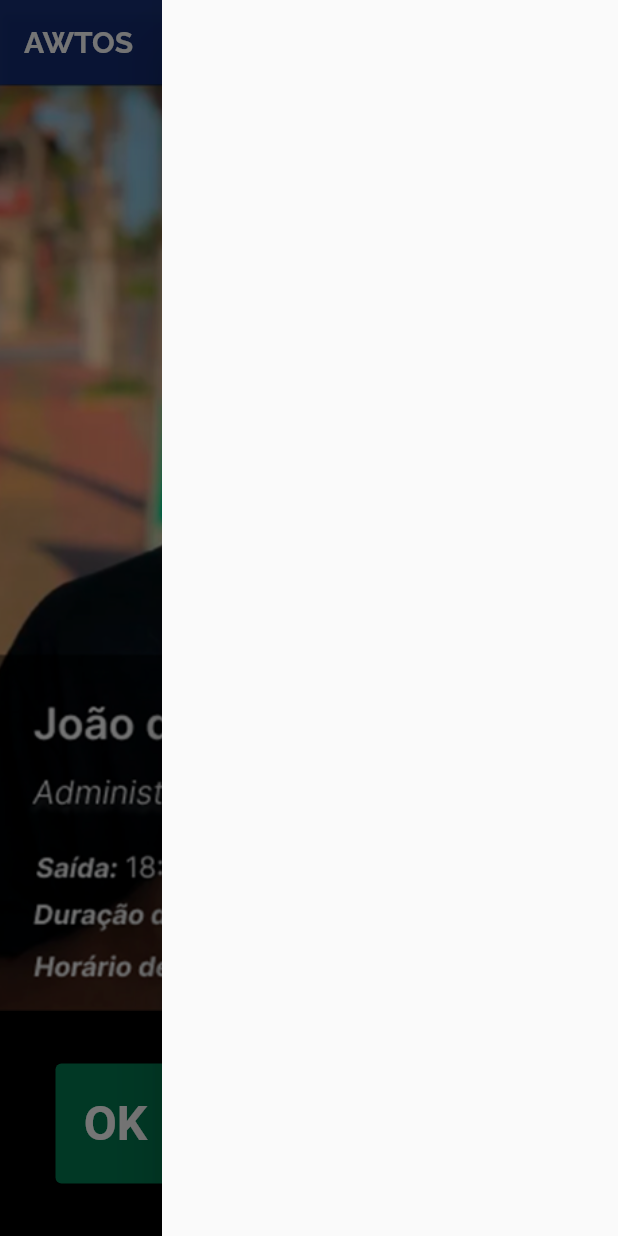
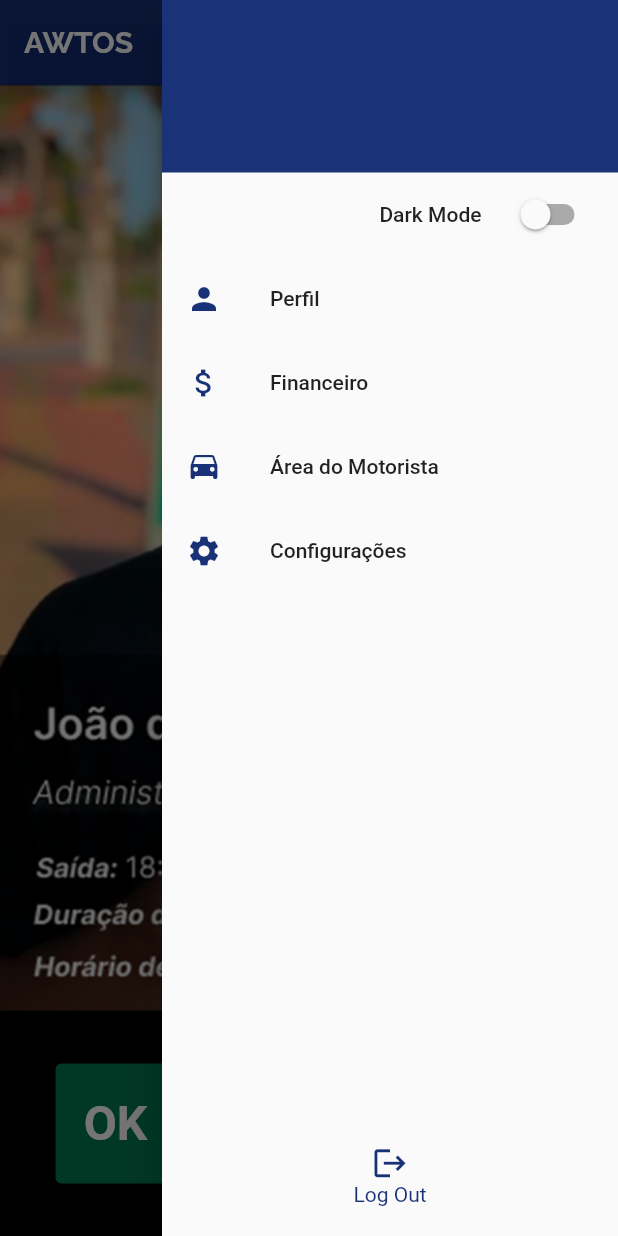
Before and after one commit to imxder/awtos, a Flutter app: the Passageiros screen opened directly, with the side drawer open, on a phone screen of 412 x 824 dp. Run offline on Flutter 3.47's test engine with Material 2 defaults, Android fonts, the phone set to English and light mode, and no system bars; our stand-ins replace google_maps_flutter.

Commit message:
finalizando telas

```diff
--- a/lib/menu/NavBar.dart
+++ b/lib/menu/NavBar.dart
@@ -1,3 +1,4 @@
+import 'package:awtos/login/login.view.dart';
 import 'package:flutter/material.dart';
 
 class NavBar extends StatefulWidget {
@@ -8,12 +9,81 @@ class NavBar extends StatefulWidget {
 }
 
 class _NavBarState extends State<NavBar> {
+  bool isDarkModeEnabled = false;
+
   @override
   Widget build(BuildContext context) {
-    return const  Drawer(
+    return Drawer(
+      child: Column(
+        children: <Widget>[
+          Container(
+            color:  const Color.fromRGBO(1, 28, 105, 0.9), // Cor da barra
+            height: 115, // Altura da barra
+          ),
+          SwitchListTile(
+            title: const  Text('Dark Mode',
+            textAlign: TextAlign.end),
+            value: isDarkModeEnabled,
+            onChanged: (value) {
+              setState(() {
+                isDarkModeEnabled = value;
 
+              });
 
+            },
+
+          ),
+          ListTile(
+            leading: const Icon(Icons.person,
+            color: Color.fromRGBO(1, 28, 105, 0.9)),
+            title: const Text('Perfil'),
+            onTap: () {
+
+            },
+          ),
+          ListTile(
+            leading:const Icon(Icons.attach_money,
+            color: Color.fromRGBO(1, 28, 105, 0.9)),
+            title: const  Text('Financeiro'),
+            onTap: () {
+
+            },
+          ),
+          ListTile(
+            leading: const Icon(Icons.drive_eta,
+            color: Color.fromRGBO(1, 28, 105, 0.9)),
+            title: const Text('Área do Motorista'),
+            onTap: () {
+
+            },
+          ),
+          ListTile(
+            leading: const Icon(Icons.settings,
+            color: Color.fromRGBO(1, 28, 105, 0.9)),
+            title: const Text('Configurações'),
+            onTap: () {
+
+            },
+          ),
+          const Spacer(),
+          GestureDetector(
+            onTap: () {
+              Navigator.of(context).push(
+                  MaterialPageRoute(
+                    builder: (context) => const LoginView(),
+                  ),
+                );
+            },
+            child: const Column(
+              children: [
+                Icon(Icons.logout, size: 25, color: Color.fromRGBO(1, 28, 105, 0.9)), // Ícone de logout
+                Text('Log Out', style: TextStyle(color: Color.fromRGBO(1, 28, 105, 0.9))),
+              ],
+            ),
+          ),
+          const SizedBox(height: 20),
+        ],
+      ),
     );
-
   }
 }
```
Also changed, not shown: 1 other file.
